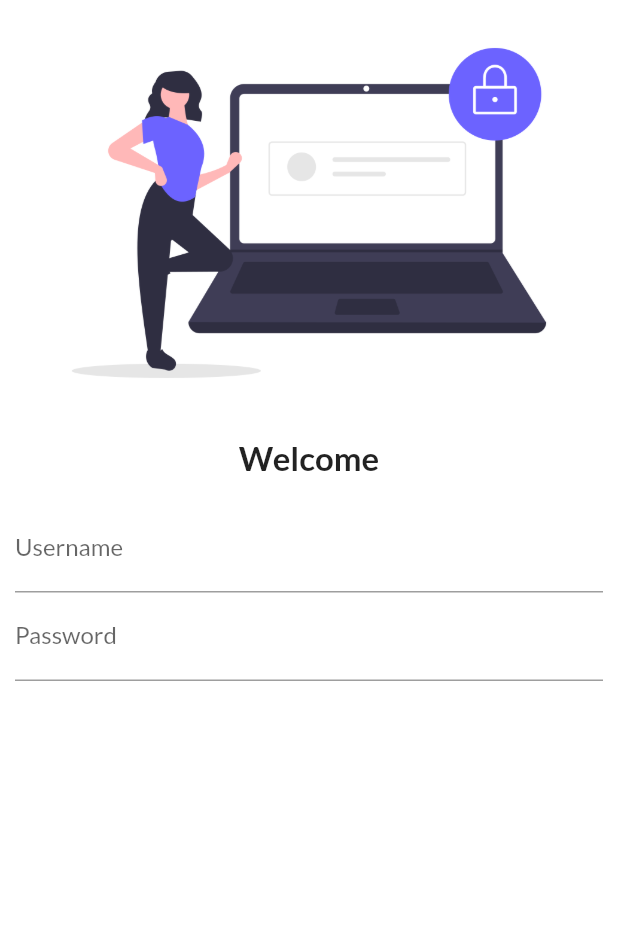
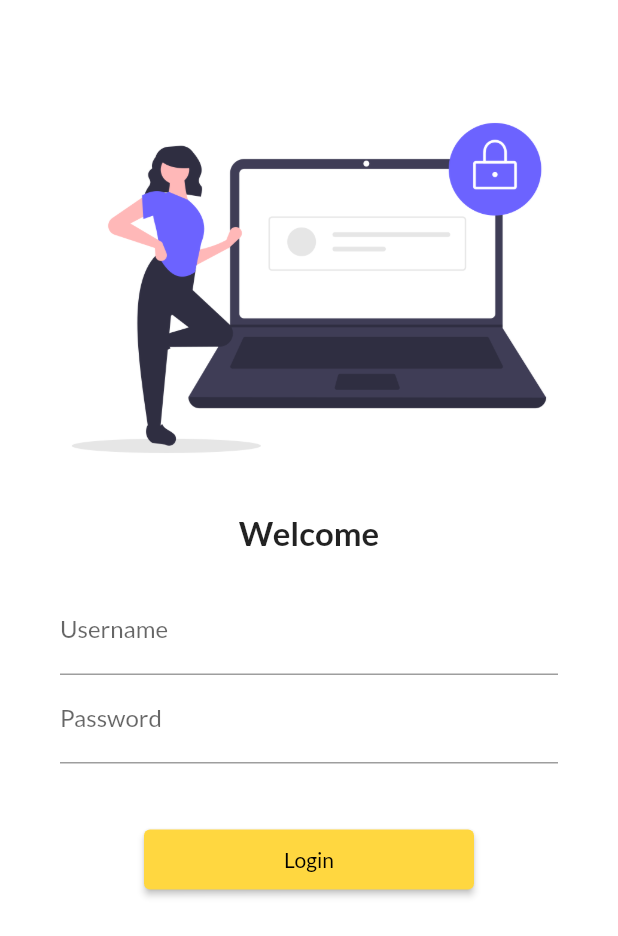
Before and after one commit to Imluckyayan/My30DaysOfFlutter, a Flutter app: the screen it shows after launch, on a phone screen of 412 x 824 dp. Shown: the top 936 px of the screen. Run offline on Flutter 3.47's test engine with Material 2 defaults, Android fonts, the phone set to English and light mode, and no system bars; our stand-ins replace google_fonts.

```diff
--- a/lib/Pages/loginpage.dart
+++ b/lib/Pages/loginpage.dart
@@ -1,21 +1,26 @@
 // ignore_for_file: prefer_const_constructors
 
 import 'package:flutter/material.dart';
+import 'package:flutter_application_1/Utils/Routes.dart';
 
 class LoginPage extends StatelessWidget {
   @override
   Widget build(BuildContext context) {
     return Material(
         color: Colors.white,
-      child: Column(
-        children: [
-          Image.asset(
+        child: SingleChildScrollView(
+          child: Column(children: [
+            Padding(
+              padding: const EdgeInsets.fromLTRB(0, 50, 0, 0),
+              child: Image.asset(
                 'assets/images/undraw_secure_login_pdn4.png',
                 fit: BoxFit.cover,
               ),
+            ),
             Padding(
               padding: const EdgeInsets.all(8.0),
-              child: Text('Welcome',
+              child: Text(
+                'Welcome',
                 style: TextStyle(
                   fontSize: 22,
                   fontWeight: FontWeight.bold,
@@ -23,28 +28,40 @@ class LoginPage extends StatelessWidget {
               ),
             ),
             Padding(
-            padding: const EdgeInsets.symmetric(vertical: 10,horizontal: 10),
+              padding: const EdgeInsets.symmetric(vertical: 15, horizontal: 40),
               child: Column(
                 children: [
                   TextFormField(
                     decoration: InputDecoration(
-                hintText: 'Enter Username Here',
+                      hintText: 'Enter Username',
                       labelText: 'Username',
-
                     ),
                   ),
                   TextFormField(
                     decoration: InputDecoration(
                       hintText: 'Enter Password',
                       labelText: 'Password',
-
                     ),
-                )
+                  ),
+                  Padding(
+                    padding: const EdgeInsets.only(top: 40.0),
+                    child: ElevatedButton(
+                      onPressed: () {
+                        Navigator.pushNamed(context, MyRoutes.homeRoute);
+                      },
+                      child: Text(
+                        'Login',
+                        style: TextStyle(color: Colors.black),
+                      ),
+                      style: TextButton.styleFrom(
+                          backgroundColor: Colors.amberAccent,
+                          minimumSize: Size(220, 40)),
+                    ),
+                  ),
                 ],
               ),
             )
-        ]
-      )
-      );
+          ]),
+        ));
   }
 }
--- /dev/null
+++ b/lib/Utils/routes.dart
@@ -0,0 +1,4 @@
+class MyRoutes {
+  static String loginRoute = "/login";
+  static String homeRoute = "/home";
+}
--- a/lib/main.dart
+++ b/lib/main.dart
@@ -1,5 +1,6 @@
 import 'package:flutter/material.dart';
 import 'package:flutter_application_1/Pages/loginpage.dart';
+import 'package:flutter_application_1/Utils/Routes.dart';
 import 'Pages/homepage.dart';
 import 'package:google_fonts/google_fonts.dart';
 
@@ -11,6 +12,7 @@ class MyApp extends StatelessWidget {
   @override
   Widget build(BuildContext context) {
     return MaterialApp(
+      debugShowCheckedModeBanner: false,
       theme: ThemeData(
         fontFamily: GoogleFonts.lato().fontFamily,
         primaryTextTheme: GoogleFonts.latoTextTheme(),
@@ -18,8 +20,8 @@ class MyApp extends StatelessWidget {
       initialRoute: '/',
       routes: {
         '/': (context) => LoginPage(), //by default slash waala hi chalta ahai first
-        '/home': (context) => HomePage(),
-        '/login': (context) => LoginPage(),
+        MyRoutes.homeRoute : (context) => HomePage(),
+        MyRoutes.loginRoute : (context) => LoginPage(),
       },
     );
   }
```
Lines whose indentation alone changed are shown as unchanged.
